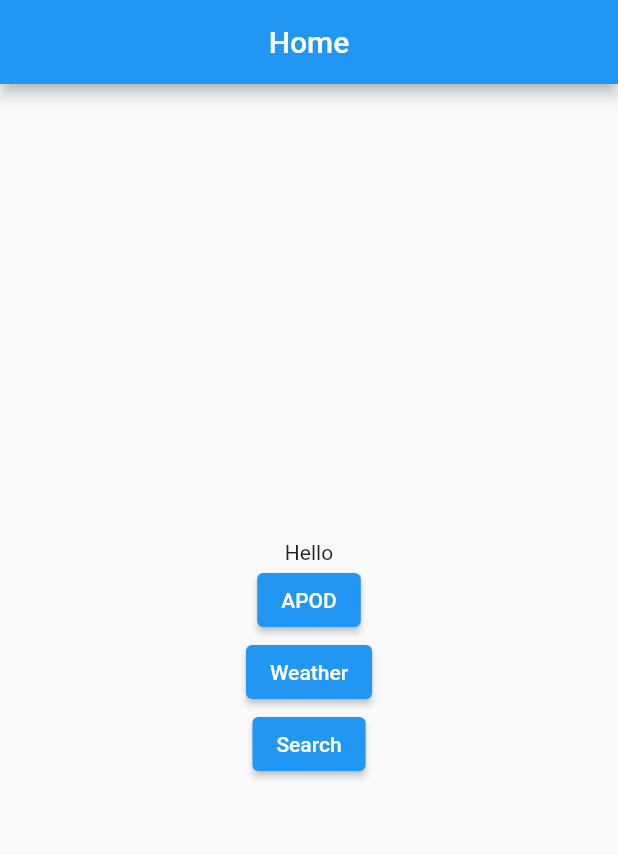
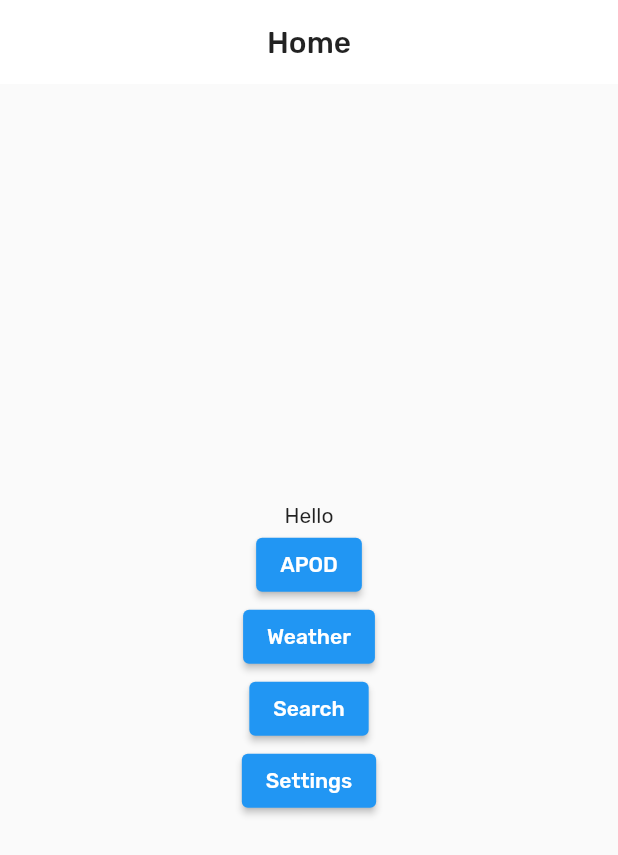
Before and after one commit to zinbrox/universum_app, a Flutter app: the screen it shows after launch, on a phone screen of 412 x 824 dp. Shown: the top 855 px of the screen. Run offline on Flutter 3.47's test engine with Material 2 defaults, Android fonts, the phone set to English and light mode, and no system bars; our stand-ins replace cached_network_image, google_fonts, shared_preferences.

```diff
--- a/lib/main.dart
+++ b/lib/main.dart
@@ -1,12 +1,16 @@
 import 'package:flutter/material.dart';
+import 'package:provider/provider.dart';
 import 'package:universum_app/pages/home.dart';
 import 'package:universum_app/pages/apod.dart';
+import 'package:universum_app/pages/settingsPage.dart';
 import 'package:universum_app/pages/weather.dart';
 import 'package:universum_app/pages/search.dart';
+import 'package:universum_app/styles/color_styles.dart';
 
 void main() {
   runApp(MyApp());
 }
+
 
 class MyApp extends StatefulWidget {
   @override
@@ -14,16 +18,38 @@ class MyApp extends StatefulWidget {
 }
 
 class _MyAppState extends State<MyApp> {
+
+  DarkThemeProvider themeChangeProvider =  new DarkThemeProvider();
+
+  void getCurrentAppTheme() async {
+    themeChangeProvider.darkTheme = await themeChangeProvider.darkThemePreference.getTheme();
+  }
+
+  @override
+  void initState() {
+    super.initState();
+    getCurrentAppTheme();
+  }
   @override
   Widget build(BuildContext context) {
+    return ChangeNotifierProvider(
+      create: (_) => themeChangeProvider,
+      child: Consumer<DarkThemeProvider>(
+        builder: (BuildContext context, value, Widget child) {
           return MaterialApp(
+            debugShowCheckedModeBanner: false,
+            theme: Styles.themeData(themeChangeProvider.darkTheme, context),
             initialRoute: '/home',
             routes: {
               '/home':(context) => Home(),
               '/apod':(context) => APOD(),
               '/marsWeather':(context) => MarsWeather(),
               '/search':(context) => NASASearch(),
+              '/settings':(context) => SettingsPage(),
             },
+          );
+        },
+      ),
     );
   }
 }
--- a/lib/pages/home.dart
+++ b/lib/pages/home.dart
@@ -35,6 +35,12 @@ class _HomeState extends State<Home> {
               Navigator.pushNamed(context, '/search');
             },
           ),
+          ElevatedButton(
+            child: Text("Settings"),
+            onPressed: (){
+              Navigator.pushNamed(context, '/settings');
+            },
+          )
         ],
       )),
     );
--- /dev/null
+++ b/lib/styles/color_styles.dart
@@ -0,0 +1,77 @@
+import 'package:flutter/material.dart';
+import 'package:google_fonts/google_fonts.dart';
+import 'dart:ui';
+import 'package:shared_preferences/shared_preferences.dart';
+
+class DarkThemePreference {
+  static const THEME_STATUS = "THEMESTATUS";
+
+  setDarkTheme(bool value) async {
+    SharedPreferences prefs = await SharedPreferences.getInstance();
+    prefs.setBool(THEME_STATUS, value);
+  }
+
+  Future<bool> getTheme() async{
+    SharedPreferences prefs = await SharedPreferences.getInstance();
+    return prefs.getBool(THEME_STATUS) ?? false;
+  }
+
+}
+
+class DarkThemeProvider with ChangeNotifier{
+  DarkThemePreference darkThemePreference =  DarkThemePreference();
+  bool _darkTheme = false;
+
+  bool get darkTheme => _darkTheme;
+
+  set darkTheme(bool value){
+    _darkTheme = value;
+    darkThemePreference.setDarkTheme(value);
+    notifyListeners();
+  }
+}
+
+class Styles {
+  static ThemeData themeData(bool isDarkTheme, BuildContext context) {
+    return ThemeData(
+      /*
+      textTheme: GoogleFonts.oswaldTextTheme(
+        Theme.of(context).textTheme),
+       */
+      fontFamily: GoogleFonts.rubik().fontFamily,
+
+
+
+
+      primarySwatch: Colors.blue,
+      primaryColor: isDarkTheme ? Colors.black : Colors.white,
+
+      backgroundColor: isDarkTheme ? Colors.black : Color(0xffF1F5FB),
+
+      indicatorColor: isDarkTheme ? Color(0xff0E1D36) : Color(0xffCBDCF8),
+      buttonColor: isDarkTheme ? Color(0xff3B3B3B) : Color(0xffF1F5FB),
+
+      hintColor: isDarkTheme ? Colors.white : Colors.black,
+
+      highlightColor: isDarkTheme ? Color(0xff372901) : Color(0xffFCE192),
+      hoverColor: isDarkTheme ? Color(0xff3A3A3B) : Color(0xff4285F4),
+
+      focusColor: isDarkTheme ? Color(0xff0B2512) : Colors.purple,
+      disabledColor: Colors.grey,
+      textSelectionColor: isDarkTheme ? Colors.white : Colors.black,
+      cardColor: isDarkTheme ? Colors.grey[900] : Colors.white,
+      canvasColor: isDarkTheme ? Colors.black : Colors.grey[50],
+      brightness: isDarkTheme ? Brightness.dark : Brightness.light,
+
+      buttonTheme: Theme.of(context).buttonTheme.copyWith(
+          buttonColor: isDarkTheme ? Colors.black12 : Colors.black,
+          colorScheme: isDarkTheme ? ColorScheme.dark() : ColorScheme.light()),
+
+
+      appBarTheme: AppBarTheme(
+        elevation: 0.0,
+      ),
+    );
+
+  }
+}
--- a/pubspec.yaml
+++ b/pubspec.yaml
@@ -24,6 +24,10 @@ dependencies:
   flutter:
     sdk: flutter
   http: ^0.13.0
+  shared_preferences: ^2.0.5
+  google_fonts: ^2.0.0
+  provider: ^5.0.0
+  cached_network_image: ^3.0.0
 
 
   # The following adds the Cupertino Icons font to your application.
```
Also changed, not shown: lib/pages/search.dart (+111 -8 lines), lib/pages/settingsPage.dart (added, +33 -0 lines), pubspec.lock. Lines whose indentation alone changed are shown as unchanged.
